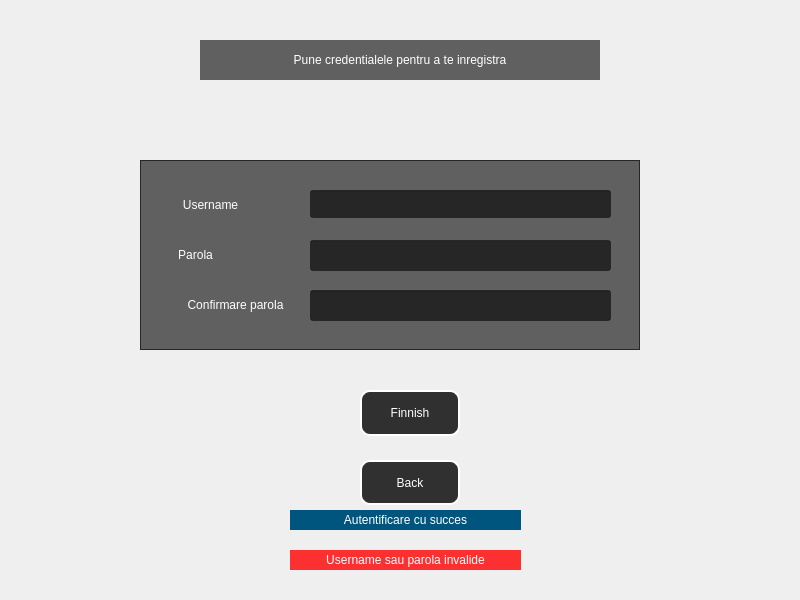
Before: the Qt Designer form ACL/AncientClient/windowsingin.ui in marcu26/POO_proiect, drawn with Qt 5.
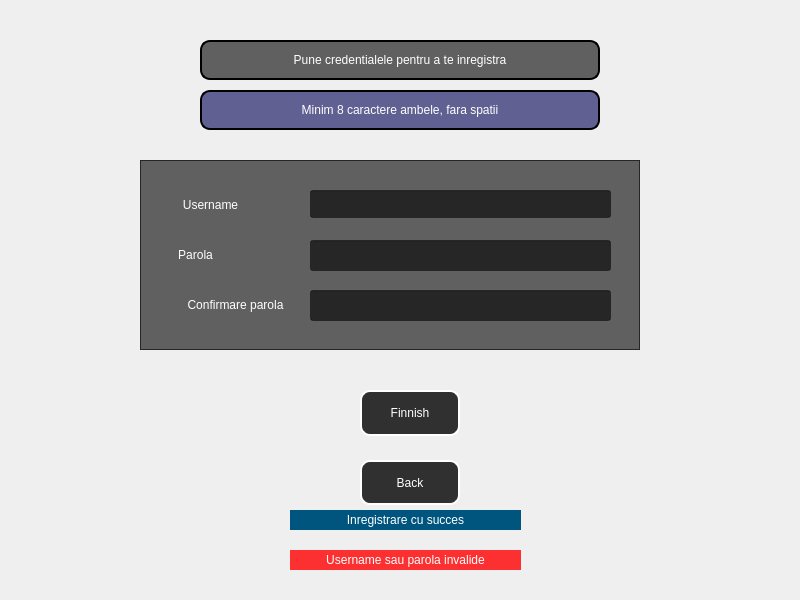
After: the same form once the commit is applied.

Diff of the .ui file:
```diff
--- a/ACL/AncientClient/windowsingin.ui
+++ b/ACL/AncientClient/windowsingin.ui
@@ -42,7 +42,7 @@
 background-color:rgb(0, 85, 127)</string>
    </property>
    <property name="text">
-    <string>Autentificare cu succes</string>
+    <string>Inregistrare cu succes</string>
    </property>
    <property name="alignment">
     <set>Qt::AlignCenter</set>
@@ -251,7 +251,10 @@
    </property>
    <property name="styleSheet">
     <string notr="true">color: rgb(255, 255, 255);
-background-color: rgba(0, 0, 0,60%);</string>
+background-color: rgba(0, 0, 0,60%);
+border-style: solid;
+border-width: 2px;
+border-radius: 10px;</string>
    </property>
    <property name="text">
     <string>Pune credentialele pentru a te inregistra</string>
@@ -272,6 +275,29 @@
    <property name="styleSheet">
     <string notr="true"/>
    </property>
+   <widget class="QLabel" name="banner_2">
+    <property name="geometry">
+     <rect>
+      <x>290</x>
+      <y>140</y>
+      <width>400</width>
+      <height>40</height>
+     </rect>
+    </property>
+    <property name="styleSheet">
+     <string notr="true">color: rgb(255, 255, 255);
+background-color: rgba(0, 0, 85,60%);
+border-style: solid;
+border-width: 2px;
+border-radius: 10px;</string>
+    </property>
+    <property name="text">
+     <string>Minim 8 caractere ambele, fara spatii</string>
+    </property>
+    <property name="alignment">
+     <set>Qt::AlignCenter</set>
+    </property>
+   </widget>
   </widget>
   <zorder>widget</zorder>
   <zorder>succes</zorder>
```
